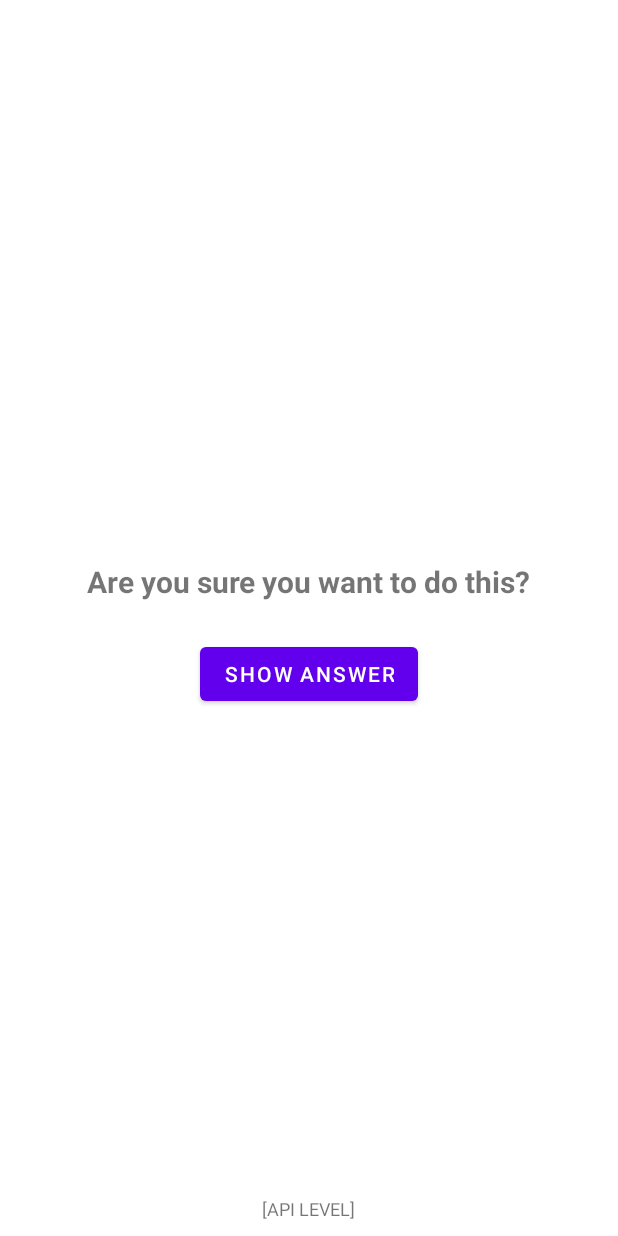
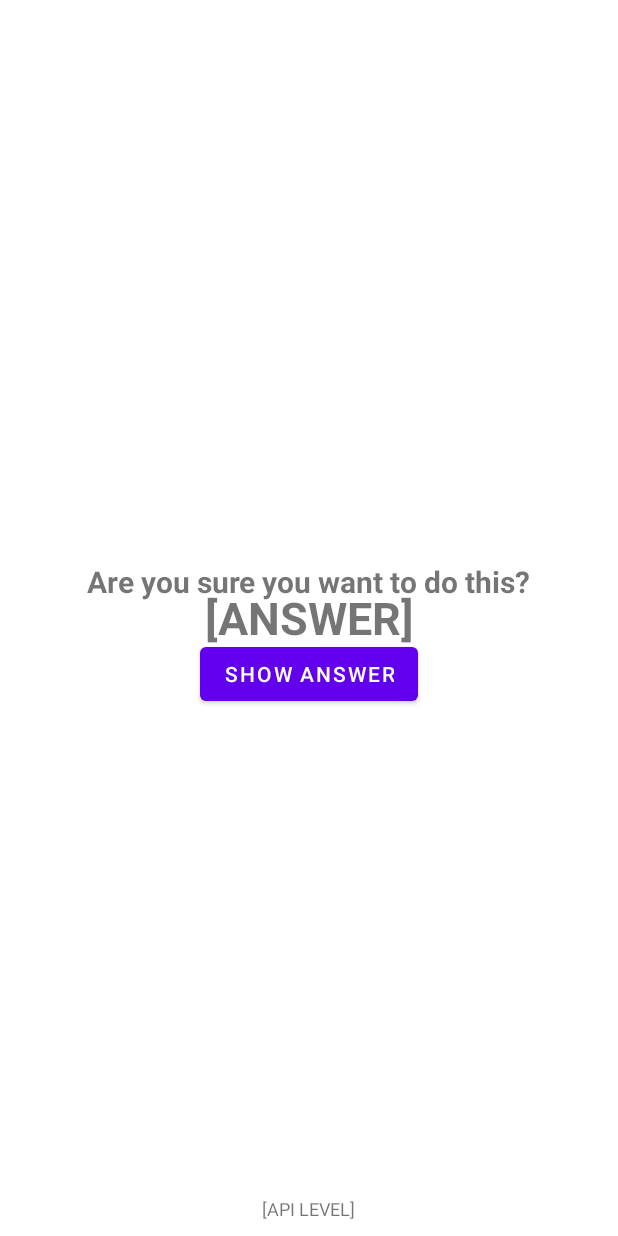
Before and after one commit to MaxKliuba/MaxGeoQuiz, an Android app: the layout activity_cheat.xml on its own in the app's theme, with its tools: preview values and no code run, on a phone screen of 412 x 824 dp. Run offline under Robolectric (Android 15) with nearby library versions, the phone set to English and light mode, and no system bars.

Commit message:
code refactored

```diff
--- a/app/src/main/java/com/max_kliuba/maxgeoquiz/CheatActivity.java
+++ b/app/src/main/java/com/max_kliuba/maxgeoquiz/CheatActivity.java
@@ -44,7 +44,7 @@ public class CheatActivity extends AppCompatActivity {
                 }
                 setAnswerShownResult(true);
 
-                if(Build.VERSION.SDK_INT >= Build.VERSION_CODES.LOLLIPOP) {
+                if (Build.VERSION.SDK_INT >= Build.VERSION_CODES.LOLLIPOP) {
                     Animator cheatQuestionTextViewAnim = ViewAnimationUtils
                             .createCircularReveal(mCheatQuestionTextView,
                                     mCheatQuestionTextView.getWidth() / 2,
--- a/app/src/main/res/layout/activity_cheat.xml
+++ b/app/src/main/res/layout/activity_cheat.xml
@@ -11,6 +11,7 @@
         android:layout_width="match_parent"
         android:layout_height="match_parent"
         android:visibility="invisible"
+        tools:visibility="visible"
         android:gravity="center"
         android:padding="24dp"
         android:textSize="30sp"
```
